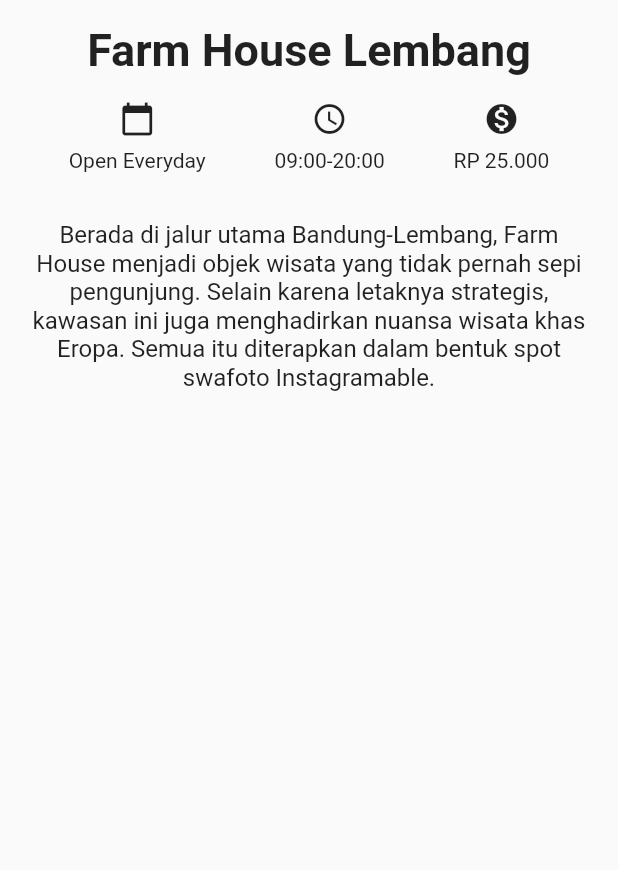
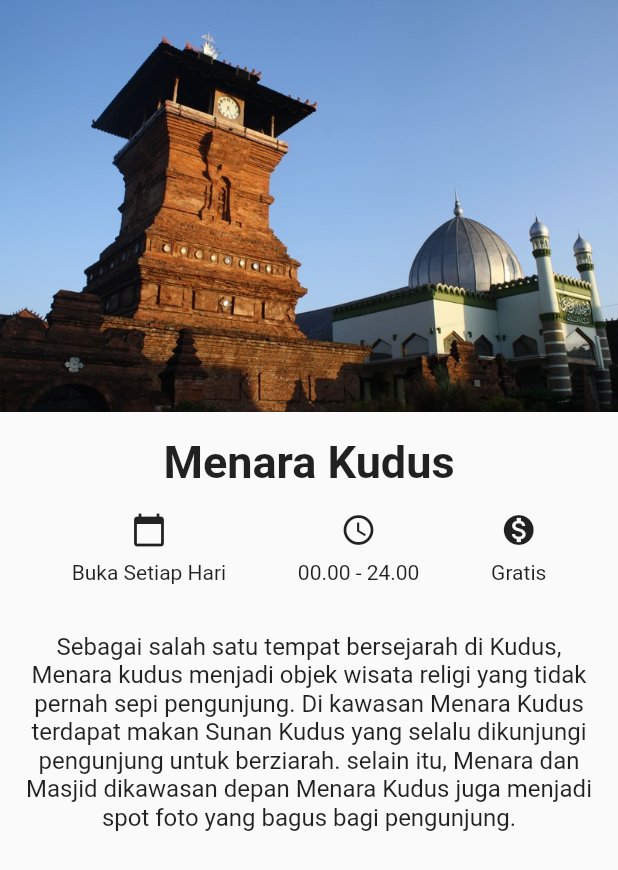
Before and after one commit to nandaarya/wisata_kudus, a Flutter app: the screen it shows after launch, on a phone screen of 412 x 824 dp. Shown: the top 870 px of the screen. Run offline on Flutter 3.47's test engine with Material 2 defaults, Android fonts, the phone set to English and light mode, and no system bars.

Commit message:
(+) Menambahkan folder assets images (-) Mengubah beberapa string

```diff
--- a/lib/detail_screen.dart
+++ b/lib/detail_screen.dart
@@ -5,13 +5,15 @@ class DetailScreen extends StatelessWidget {
   Widget build(BuildContext context) {
     return Scaffold(
       body: SafeArea(
+        child: SingleChildScrollView(
           child: Column(
             crossAxisAlignment: CrossAxisAlignment.stretch,
             children: <Widget>[
+              Image.asset('images/menara_kudus.jpg'),
               Container(
                   margin: EdgeInsets.only(top: 16.0),
                   child: Text(
-                    'Farm House Lembang',
+                      'Menara Kudus',
                       textAlign: TextAlign.center,
                       style: TextStyle(
                         fontSize: 30.0,
@@ -28,21 +30,21 @@ class DetailScreen extends StatelessWidget {
                       children: <Widget>[
                         Icon(Icons.calendar_today),
                         SizedBox(height: 8.0),
-                      Text('Open Everyday'),
+                        Text('Buka Setiap Hari'),
                       ],
                     ),
                     Column(
                       children: <Widget>[
                         Icon(Icons.query_builder),
                         SizedBox(height: 8.0),
-                      Text('09:00-20:00'),
+                        Text('00.00 - 24.00'),
                       ],
                     ),
                     Column(
                       children: <Widget>[
                         Icon(Icons.monetization_on),
                         SizedBox(height: 8.0),
-                      Text('RP 25.000'),
+                        Text('Gratis'),
                       ],
                     ),
                   ],
@@ -51,7 +53,7 @@ class DetailScreen extends StatelessWidget {
               Container(
                 padding: EdgeInsets.all(16.0),
                 child: Text(
-                'Berada di jalur utama Bandung-Lembang, Farm House menjadi objek wisata yang tidak pernah sepi pengunjung. Selain karena letaknya strategis, kawasan ini juga menghadirkan nuansa wisata khas Eropa. Semua itu diterapkan dalam bentuk spot swafoto Instagramable.',
+                  'Sebagai salah satu tempat bersejarah di Kudus, Menara kudus menjadi objek wisata religi yang tidak pernah sepi pengunjung. Di kawasan Menara Kudus terdapat makan Sunan Kudus yang selalu dikunjungi pengunjung untuk berziarah. selain itu, Menara dan Masjid dikawasan depan Menara Kudus juga menjadi spot foto yang bagus bagi pengunjung.',
                   textAlign: TextAlign.center,
                   style: TextStyle(fontSize: 16.0),
                 ),
@@ -59,6 +61,7 @@ class DetailScreen extends StatelessWidget {
             ],
           ),
         ),
+      ),
     );
   }
 }
--- a/pubspec.yaml
+++ b/pubspec.yaml
@@ -56,6 +56,8 @@ flutter:
   # included with your application, so that you can use the icons in
   # the material Icons class.
   uses-material-design: true
+  assets:
+    - images/
 
   # To add assets to your application, add an assets section, like this:
   # assets:
```
Also changed, not shown: images/air_terjun_montel.jpg (added), images/air_tiga_rasa.jpg (added), images/bendungan_logung.jpg (added), images/menara_kudus.jpg (added), images/museum_jenang.jpg (added), images/museum_kretek.jpg (added), images/puncak_natas_angin.jpg (added). Lines whose indentation alone changed are shown as unchanged.
